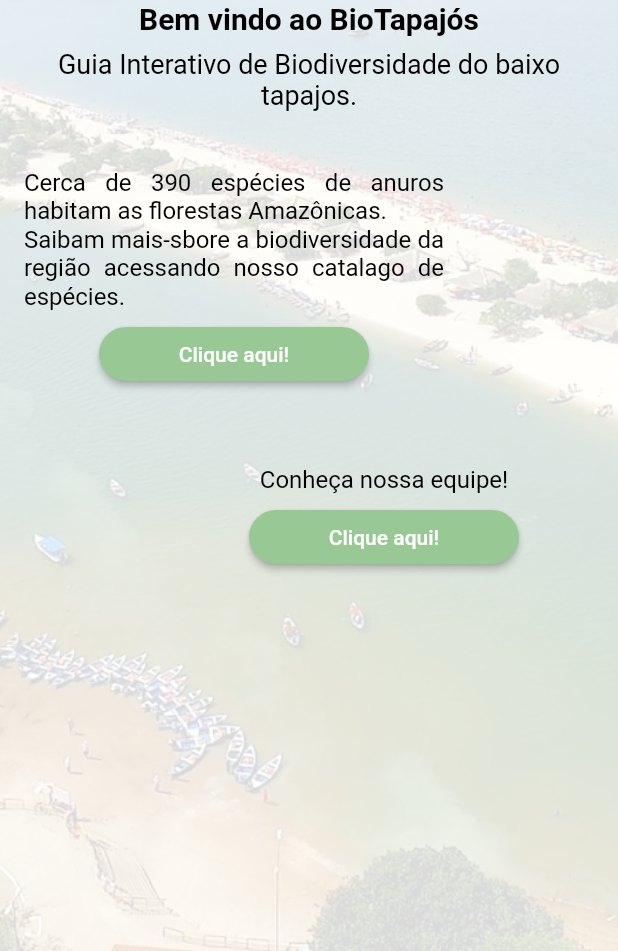
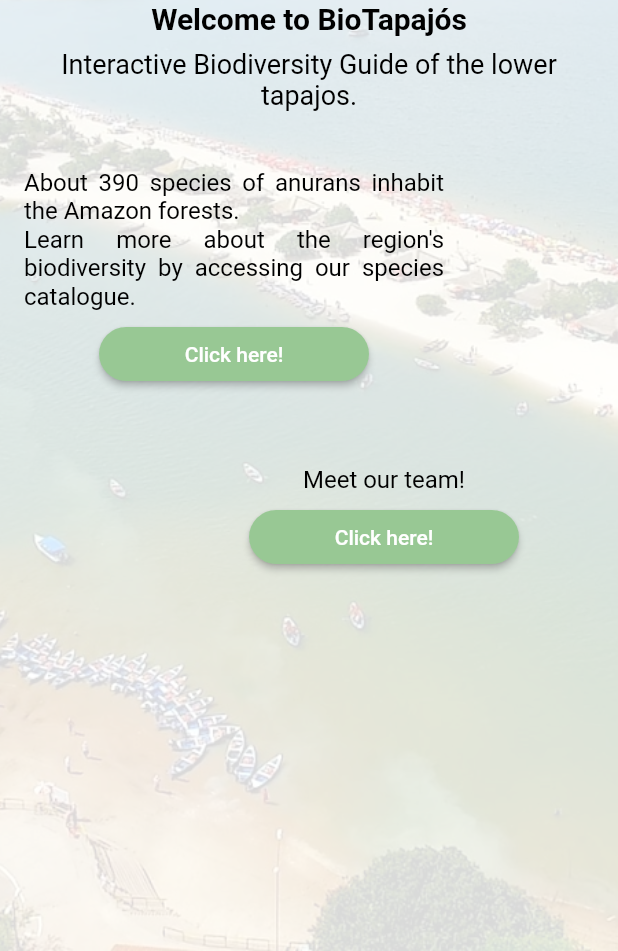
Before and after one commit to Alexandrebmx5/biotapajos-app, a Flutter app: the Home screen opened by its route, on a phone screen of 412 x 824 dp, the part 285-1236 px from its top. Run offline on Flutter 3.47's test engine with Material 2 defaults, Android fonts, the light colour scheme and no system bars; our stand-ins replace animate_do, audioplayers, carousel_pro, cloud_firestore, file_picker, firebase_auth and 11 more; accounts and stored records are empty; generated files the repository leaves out were written again.

Commit message:
Translation home

```diff
--- a/lib/views/home.dart
+++ b/lib/views/home.dart
@@ -44,7 +44,7 @@ class _HomeState extends State<Home> {
             Padding(
               padding: const EdgeInsets.only(top: 10),
               child: Text(
-                'Bem vindo ao BioTapajós',
+                S.of(context).BemVindoaoBioTapajos,
                 style: TextStyle(fontSize: 20, color: Colors.black, fontWeight: FontWeight.bold),
                 textAlign: TextAlign.center,
               ),
@@ -52,7 +52,7 @@ class _HomeState extends State<Home> {
             Padding(
               padding: const EdgeInsets.all(8.0),
               child: Text(
-                'Guia Interativo de Biodiversidade do baixo tapajos.',
+                S.of(context).Guia,
                 style: TextStyle(fontSize: 18, color: Colors.black),
                 textAlign: TextAlign.center,
               ),
@@ -63,12 +63,12 @@ class _HomeState extends State<Home> {
                 crossAxisAlignment: CrossAxisAlignment.stretch,
                 children: [
                   Text(
-                    'Cerca de 390 espécies de anuros habitam as florestas Amazônicas.',
+                    S.of(context).homeText1,
                     style: TextStyle(fontSize: 16, color: Colors.black),
                     textAlign: TextAlign.justify,
                   ),
                   Text(
-                    'Saibam mais-sbore a biodiversidade da região acessando nosso catalago de espécies.',
+                    S.of(context).homeText2,
                     style: TextStyle(fontSize: 16, color: Colors.black),
                     textAlign: TextAlign.justify,
                   ),
@@ -82,7 +82,7 @@ class _HomeState extends State<Home> {
                           primary: PRIMARY,
                           shape: RoundedRectangleBorder(borderRadius: BorderRadius.circular(50))
                         ),
-                        child: Text('Clique aqui!')
+                        child: Text(S.of(context).homeButton)
                     ),
                   )
                 ],
@@ -94,7 +94,7 @@ class _HomeState extends State<Home> {
                 crossAxisAlignment: CrossAxisAlignment.stretch,
                 children: [
                   Text(
-                    'Conheça nossa equipe!',
+                    S.of(context).homeText3,
                     style: TextStyle(fontSize: 16, color: Colors.black),
                     textAlign: TextAlign.center,
                   ),
@@ -108,7 +108,7 @@ class _HomeState extends State<Home> {
                             primary: PRIMARY,
                             shape: RoundedRectangleBorder(borderRadius: BorderRadius.circular(50))
                         ),
-                        child: Text('Clique aqui!')
+                        child: Text(S.of(context).homeButton)
                     ),
                   )
                 ],
```
Also changed, not shown: lib/generated/intl/messages_en.dart, lib/generated/intl/messages_pt.dart, lib/generated/l10n.dart.
